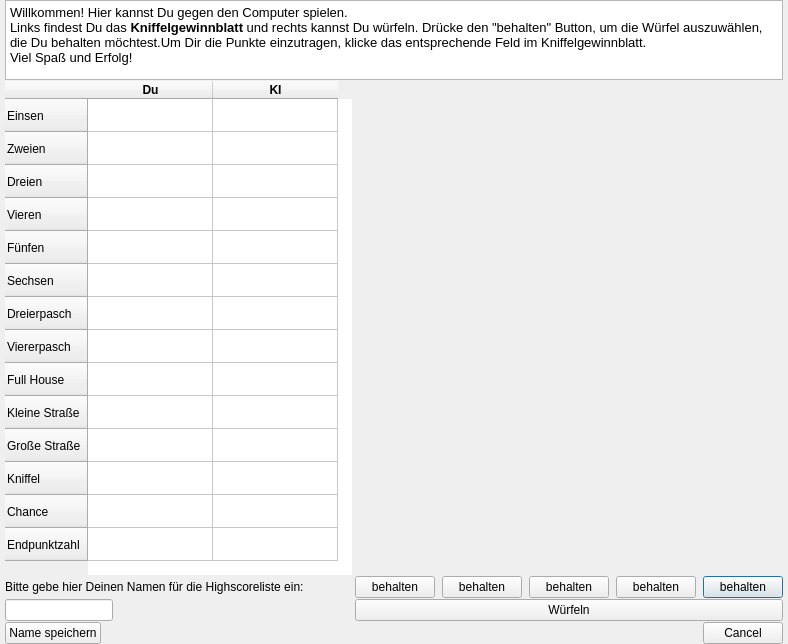
Above: singleplayerdialog.ui from michelfiedler/Kniffel.mrai before the change. Below: the same form after it.
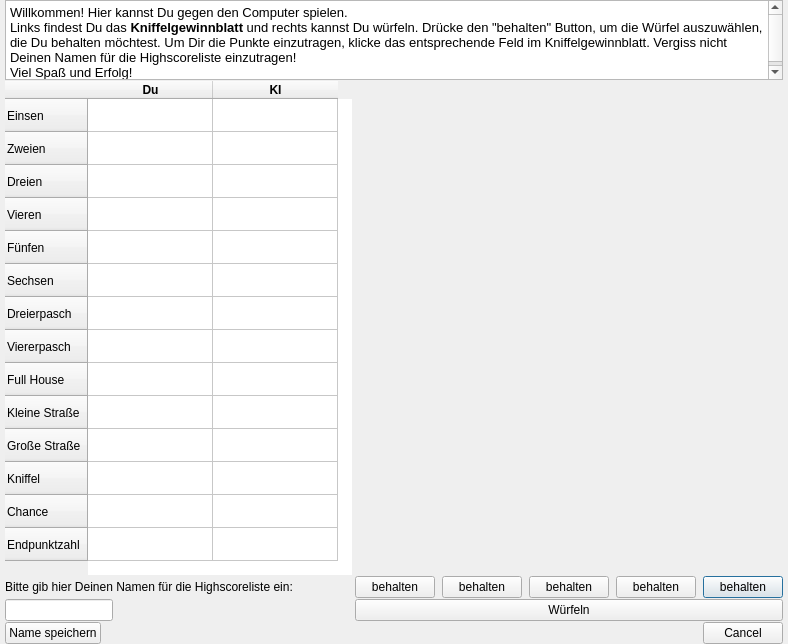
That is the form after the change.

Commit message: Button zum speichern der Highscores hinzugefügt

Patch:
```diff
--- a/singleplayerdialog.ui
+++ b/singleplayerdialog.ui
@@ -375,7 +375,7 @@
 p, li { white-space: pre-wrap; }
 &lt;/style&gt;&lt;/head&gt;&lt;body style=&quot; font-family:'MS Shell Dlg 2'; font-size:8.25pt; font-weight:400; font-style:normal;&quot;&gt;
 &lt;p style=&quot; margin-top:0px; margin-bottom:0px; margin-left:0px; margin-right:0px; -qt-block-indent:0; text-indent:0px;&quot;&gt;&lt;span style=&quot; font-size:10pt;&quot;&gt;Willkommen! Hier kannst Du gegen den Computer spielen.&lt;/span&gt;&lt;/p&gt;
-&lt;p style=&quot; margin-top:0px; margin-bottom:0px; margin-left:0px; margin-right:0px; -qt-block-indent:0; text-indent:0px;&quot;&gt;&lt;span style=&quot; font-size:10pt;&quot;&gt;Links findest Du das &lt;/span&gt;&lt;span style=&quot; font-size:10pt; font-weight:600;&quot;&gt;Kniffelgewinnblatt&lt;/span&gt;&lt;span style=&quot; font-size:10pt;&quot;&gt; und rechts kannst Du würfeln. Drücke den &amp;quot;behalten&amp;quot; Button, um die Würfel auszuwählen, die Du behalten möchtest.Um Dir die Punkte einzutragen, klicke das entsprechende Feld im Kniffelgewinnblatt.&lt;/span&gt;&lt;/p&gt;
+&lt;p style=&quot; margin-top:0px; margin-bottom:0px; margin-left:0px; margin-right:0px; -qt-block-indent:0; text-indent:0px;&quot;&gt;&lt;span style=&quot; font-size:10pt;&quot;&gt;Links findest Du das &lt;/span&gt;&lt;span style=&quot; font-size:10pt; font-weight:600;&quot;&gt;Kniffelgewinnblatt&lt;/span&gt;&lt;span style=&quot; font-size:10pt;&quot;&gt; und rechts kannst Du würfeln. Drücke den &amp;quot;behalten&amp;quot; Button, um die Würfel auszuwählen, die Du behalten möchtest. Um Dir die Punkte einzutragen, klicke das entsprechende Feld im Kniffelgewinnblatt. Vergiss nicht Deinen Namen für die Highscoreliste einzutragen!&lt;/span&gt;&lt;/p&gt;
 &lt;p style=&quot; margin-top:0px; margin-bottom:0px; margin-left:0px; margin-right:0px; -qt-block-indent:0; text-indent:0px;&quot;&gt;&lt;span style=&quot; font-size:10pt;&quot;&gt;Viel Spaß und Erfolg!&lt;/span&gt;&lt;/p&gt;&lt;/body&gt;&lt;/html&gt;</string>
      </property>
     </widget>
@@ -383,7 +383,7 @@
    <item row="2" column="0">
     <widget class="QLabel" name="lName">
      <property name="text">
-      <string>Bitte gebe hier Deinen Namen für die Highscoreliste ein:</string>
+      <string>Bitte gib hier Deinen Namen für die Highscoreliste ein:</string>
      </property>
     </widget>
    </item>
```
The commit also changes 4 other files.
